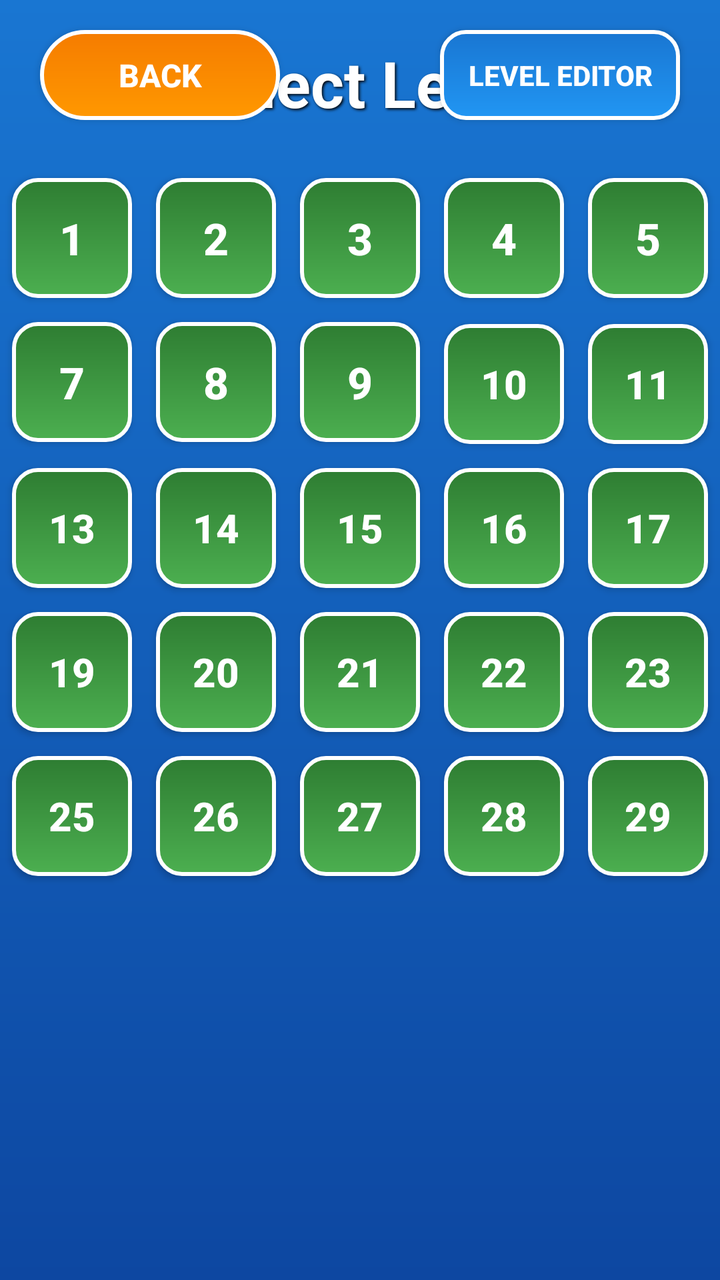
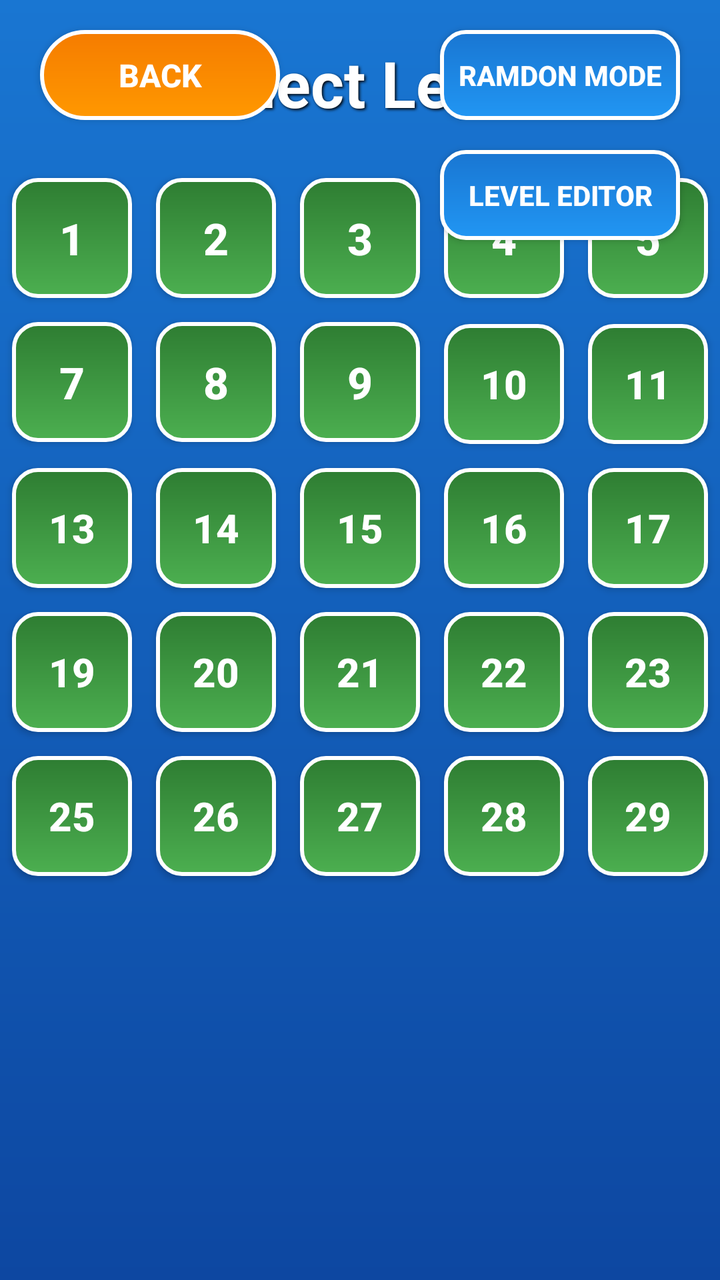

The first picture is an Android layout as it rendered before a commit; the second is the same layout after the commit. The layout source and the unified diff follow.
<!-- AndroidManifest.xml: activity theme Theme.SuperMario -->
<!-- res/layout/activity_level_select.xml -->
<?xml version="1.0" encoding="utf-8"?>
<RelativeLayout xmlns:android="http://schemas.android.com/apk/res/android"
    android:layout_width="match_parent"
    android:layout_height="match_parent"
    android:background="@drawable/welcome_background">

    
    <Button
        android:id="@+id/backButton"
        android:layout_width="120dp"
        android:layout_height="45dp"
        android:layout_alignParentLeft="true"
        android:layout_marginLeft="20dp"
        android:layout_marginTop="15dp"
        android:text="BACK"
        android:textSize="16sp"
        android:textStyle="bold"
        android:textColor="#FFFFFF"
        android:background="@drawable/button_background_secondary"
        android:elevation="4dp"/>

    
    <Button
        android:id="@+id/editorButton"
        android:layout_width="120dp"
        android:layout_height="45dp"
        android:layout_alignParentRight="true"
        android:layout_marginRight="20dp"
        android:layout_marginTop="15dp"
        android:text="LEVEL EDITOR"
        android:textSize="14sp"
        android:textStyle="bold"
        android:textColor="#FFFFFF"
        android:background="@drawable/button_background_primary"
        android:elevation="4dp"/>

    
    <TextView
        android:id="@+id/titleText"
        android:layout_width="wrap_content"
        android:layout_height="wrap_content"
        android:layout_centerHorizontal="true"
        android:layout_marginTop="20dp"
        android:text="Select Level"
        android:textSize="32sp"
        android:textStyle="bold"
        android:textColor="#FFFFFF"
        android:shadowColor="#000000"
        android:shadowDx="2"
        android:shadowDy="2"
        android:shadowRadius="3"/>

    
    <ScrollView
        android:id="@+id/scrollView"
        android:layout_width="match_parent"
        android:layout_height="match_parent"
        android:layout_below="@id/titleText"
        android:fillViewport="false"
        android:overScrollMode="always"
        android:scrollbars="vertical">

        
        <LinearLayout
            android:layout_width="wrap_content"
            android:layout_height="wrap_content"
            android:layout_gravity="center_horizontal"
            android:orientation="vertical">

            <GridLayout
                android:id="@+id/levelGrid"
                android:layout_width="wrap_content"
                android:layout_height="wrap_content"
                android:layout_gravity="center_horizontal"
                android:layout_marginTop="20dp"
                android:columnCount="6"
                android:rowCount="5"
                android:alignmentMode="alignMargins"
                android:useDefaultMargins="false">

                
                <Button
                    android:id="@+id/level1Button"
                    android:layout_width="60dp"
                    android:layout_height="60dp"
                    android:layout_margin="6dp"
                    android:text="1"
                    android:textSize="22sp"
                    android:textStyle="bold"
                    android:textColor="#FFFFFF"
                    android:background="@drawable/button_background"
                    android:elevation="4dp"/>

                <Button
                    android:id="@+id/level2Button"
                    android:layout_width="60dp"
                    android:layout_height="60dp"
                    android:layout_margin="6dp"
                    android:text="2"
                    android:textSize="22sp"
                    android:textStyle="bold"
                    android:textColor="#FFFFFF"
                    android:background="@drawable/button_background"
                    android:elevation="4dp"/>

                <Button
                    android:id="@+id/level3Button"
                    android:layout_width="60dp"
                    android:layout_height="60dp"
                    android:layout_margin="6dp"
                    android:text="3"
                    android:textSize="22sp"
                    android:textStyle="bold"
                    android:textColor="#FFFFFF"
                    android:background="@drawable/button_background"
                    android:elevation="4dp"/>

                <Button
                    android:id="@+id/level4Button"
                    android:layout_width="60dp"
                    android:layout_height="60dp"
                    android:layout_margin="6dp"
                    android:text="4"
                    android:textSize="22sp"
                    android:textStyle="bold"
                    android:textColor="#FFFFFF"
                    android:background="@drawable/button_background"
                    android:elevation="4dp"/>

                <Button
                    android:id="@+id/level5Button"
                    android:layout_width="60dp"
                    android:layout_height="60dp"
                    android:layout_margin="6dp"
                    android:text="5"
                    android:textSize="22sp"
                    android:textStyle="bold"
                    android:textColor="#FFFFFF"
                    android:background="@drawable/button_background"
                    android:elevation="4dp"/>

                <Button
                    android:id="@+id/level6Button"
                    android:layout_width="60dp"
                    android:layout_height="60dp"
                    android:layout_margin="6dp"
                    android:text="6"
                    android:textSize="22sp"
                    android:textStyle="bold"
                    android:textColor="#FFFFFF"
                    android:background="@drawable/button_background"
                    android:elevation="4dp"/>

                
                <Button
                    android:id="@+id/level7Button"
                    android:layout_width="60dp"
                    android:layout_height="60dp"
                    android:layout_margin="6dp"
                    android:text="7"
                    android:textSize="22sp"
                    android:textStyle="bold"
                    android:textColor="#FFFFFF"
                    android:background="@drawable/button_background"
                    android:elevation="4dp"/>

                <Button
                    android:id="@+id/level8Button"
                    android:layout_width="60dp"
                    android:layout_height="60dp"
                    android:layout_margin="6dp"
                    android:text="8"
                    android:textSize="22sp"
                    android:textStyle="bold"
                    android:textColor="#FFFFFF"
                    android:background="@drawable/button_background"
                    android:elevation="4dp"/>

                <Button
                    android:id="@+id/level9Button"
                    android:layout_width="60dp"
                    android:layout_height="60dp"
                    android:layout_margin="6dp"
                    android:text="9"
                    android:textSize="22sp"
                    android:textStyle="bold"
                    android:textColor="#FFFFFF"
                    android:background="@drawable/button_background"
                    android:elevation="4dp"/>

                <Button
                    android:id="@+id/level10Button"
                    android:layout_width="60dp"
                    android:layout_height="60dp"
                    android:layout_margin="6dp"
                    android:text="10"
                    android:textSize="20sp"
                    android:textStyle="bold"
                    android:textColor="#FFFFFF"
                    android:background="@drawable/button_background"
                    android:elevation="4dp"/>

                <Button
                    android:id="@+id/level11Button"
                    android:layout_width="60dp"
                    android:layout_height="60dp"
                    android:layout_margin="6dp"
                    android:text="11"
                    android:textSize="20sp"
                    android:textStyle="bold"
                    android:textColor="#FFFFFF"
                    android:background="@drawable/button_background"
                    android:elevation="4dp"/>

                <Button
                    android:id="@+id/level12Button"
                    android:layout_width="60dp"
                    android:layout_height="60dp"
                    android:layout_margin="6dp"
                    android:text="12"
                    android:textSize="20sp"
                    android:textStyle="bold"
                    android:textColor="#FFFFFF"
                    android:background="@drawable/button_background"
                    android:elevation="4dp"/>

                
                <Button
                    android:id="@+id/level13Button"
                    android:layout_width="60dp"
                    android:layout_height="60dp"
                    android:layout_margin="6dp"
                    android:text="13"
                    android:textSize="20sp"
                    android:textStyle="bold"
                    android:textColor="#FFFFFF"
                    android:background="@drawable/button_background"
                    android:elevation="4dp"/>

                <Button
                    android:id="@+id/level14Button"
                    android:layout_width="60dp"
                    android:layout_height="60dp"
                    android:layout_margin="6dp"
                    android:text="14"
                    android:textSize="20sp"
                    android:textStyle="bold"
                    android:textColor="#FFFFFF"
                    android:background="@drawable/button_background"
                    android:elevation="4dp"/>

                <Button
                    android:id="@+id/level15Button"
                    android:layout_width="60dp"
                    android:layout_height="60dp"
                    android:layout_margin="6dp"
                    android:text="15"
                    android:textSize="20sp"
                    android:textStyle="bold"
                    android:textColor="#FFFFFF"
                    android:background="@drawable/button_background"
                    android:elevation="4dp"/>

                <Button
                    android:id="@+id/level16Button"
                    android:layout_width="60dp"
                    android:layout_height="60dp"
                    android:layout_margin="6dp"
                    android:text="16"
                    android:textSize="20sp"
                    android:textStyle="bold"
                    android:textColor="#FFFFFF"
                    android:background="@drawable/button_background"
                    android:elevation="4dp"/>

                <Button
                    android:id="@+id/level17Button"
                    android:layout_width="60dp"
                    android:layout_height="60dp"
                    android:layout_margin="6dp"
                    android:text="17"
                    android:textSize="20sp"
                    android:textStyle="bold"
                    android:textColor="#FFFFFF"
                    android:background="@drawable/button_background"
                    android:elevation="4dp"/>

                <Button
                    android:id="@+id/level18Button"
                    android:layout_width="60dp"
                    android:layout_height="60dp"
                    android:layout_margin="6dp"
                    android:text="18"
                    android:textSize="20sp"
                    android:textStyle="bold"
                    android:textColor="#FFFFFF"
                    android:background="@drawable/button_background"
                    android:elevation="4dp"/>

                
                <Button
                    android:id="@+id/level19Button"
                    android:layout_width="60dp"
                    android:layout_height="60dp"
                    android:layout_margin="6dp"
                    android:text="19"
                    android:textSize="20sp"
                    android:textStyle="bold"
                    android:textColor="#FFFFFF"
                    android:background="@drawable/button_background"
                    android:elevation="4dp"/>

                <Button
                    android:id="@+id/level20Button"
                    android:layout_width="60dp"
                    android:layout_height="60dp"
                    android:layout_margin="6dp"
                    android:text="20"
                    android:textSize="20sp"
                    android:textStyle="bold"
                    android:textColor="#FFFFFF"
                    android:background="@drawable/button_background"
                    android:elevation="4dp"/>

                <Button
                    android:id="@+id/level21Button"
                    android:layout_width="60dp"
                    android:layout_height="60dp"
                    android:layout_margin="6dp"
                    android:text="21"
                    android:textSize="20sp"
                    android:textStyle="bold"
                    android:textColor="#FFFFFF"
                    android:background="@drawable/button_background"
                    android:elevation="4dp"/>

                <Button
                    android:id="@+id/level22Button"
                    android:layout_width="60dp"
                    android:layout_height="60dp"
                    android:layout_margin="6dp"
                    android:text="22"
                    android:textSize="20sp"
                    android:textStyle="bold"
                    android:textColor="#FFFFFF"
                    android:background="@drawable/button_background"
                    android:elevation="4dp"/>

                <Button
                    android:id="@+id/level23Button"
                    android:layout_width="60dp"
                    android:layout_height="60dp"
                    android:layout_margin="6dp"
                    android:text="23"
                    android:textSize="20sp"
                    android:textStyle="bold"
                    android:textColor="#FFFFFF"
                    android:background="@drawable/button_background"
                    android:elevation="4dp"/>

                <Button
                    android:id="@+id/level24Button"
                    android:layout_width="60dp"
                    android:layout_height="60dp"
                    android:layout_margin="6dp"
                    android:text="24"
                    android:textSize="20sp"
                    android:textStyle="bold"
                    android:textColor="#FFFFFF"
                    android:background="@drawable/button_background"
                    android:elevation="4dp"/>

                
                <Button
                    android:id="@+id/level25Button"
                    android:layout_width="60dp"
                    android:layout_height="60dp"
                    android:layout_margin="6dp"
                    android:text="25"
                    android:textSize="20sp"
                    android:textStyle="bold"
                    android:textColor="#FFFFFF"
                    android:background="@drawable/button_background"
                    android:elevation="4dp"/>

                <Button
                    android:id="@+id/level26Button"
                    android:layout_width="60dp"
                    android:layout_height="60dp"
                    android:layout_margin="6dp"
                    android:text="26"
                    android:textSize="20sp"
                    android:textStyle="bold"
                    android:textColor="#FFFFFF"
                    android:background="@drawable/button_background"
                    android:elevation="4dp"/>

                <Button
                    android:id="@+id/level27Button"
                    android:layout_width="60dp"
                    android:layout_height="60dp"
                    android:layout_margin="6dp"
                    android:text="27"
                    android:textSize="20sp"
                    android:textStyle="bold"
                    android:textColor="#FFFFFF"
                    android:background="@drawable/button_background"
                    android:elevation="4dp"/>

                <Button
                    android:id="@+id/level28Button"
                    android:layout_width="60dp"
                    android:layout_height="60dp"
                    android:layout_margin="6dp"
                    android:text="28"
                    android:textSize="20sp"
                    android:textStyle="bold"
                    android:textColor="#FFFFFF"
                    android:background="@drawable/button_background"
                    android:elevation="4dp"/>

                <Button
                    android:id="@+id/level29Button"
                    android:layout_width="60dp"
                    android:layout_height="60dp"
                    android:layout_margin="6dp"
                    android:text="29"
                    android:textSize="20sp"
                    android:textStyle="bold"
                    android:textColor="#FFFFFF"
                    android:background="@drawable/button_background"
                    android:elevation="4dp"/>

                <Button
                    android:id="@+id/level30Button"
                    android:layout_width="60dp"
                    android:layout_height="60dp"
                    android:layout_margin="6dp"
                    android:text="30"
                    android:textSize="20sp"
                    android:textStyle="bold"
                    android:textColor="#FFFFFF"
                    android:background="@drawable/button_background"
                    android:elevation="4dp"/>

            </GridLayout>

            
            <View
                android:layout_width="1dp"
                android:layout_height="30dp"/>

        </LinearLayout>

    </ScrollView>

</RelativeLayout>
<!-- resources referenced by this layout -->
<resources>
  <!-- drawable button_background (drawable) -->
  <?xml version="1.0" encoding="utf-8"?>
  <shape xmlns:android="http://schemas.android.com/apk/res/android"
      android:shape="rectangle">
      
      
      <gradient
          android:startColor="#4CAF50"
          android:endColor="#2E7D32"
          android:angle="90"/>
      
      
      <corners android:radius="12dp"/>
      
      
      <stroke
          android:width="2dp"
          android:color="#FFFFFF"/>
      
      
      <padding
          android:left="8dp"
          android:top="4dp"
          android:right="8dp"
          android:bottom="4dp"/>
  </shape>
  <!-- drawable button_background_primary (drawable) -->
  <?xml version="1.0" encoding="utf-8"?>
  <shape xmlns:android="http://schemas.android.com/apk/res/android"
      android:shape="rectangle">
  
      
      <gradient
          android:startColor="#2196F3"
          android:endColor="#1976D2"
          android:angle="90"/>
  
      
      <corners android:radius="12dp"/>
  
      
      <stroke
          android:width="2dp"
          android:color="#FFFFFF"/>
  
      
      <padding
          android:left="8dp"
          android:top="4dp"
          android:right="8dp"
          android:bottom="4dp"/>
  </shape>
  <!-- drawable button_background_secondary (drawable) -->
  <?xml version="1.0" encoding="utf-8"?>
  <shape xmlns:android="http://schemas.android.com/apk/res/android"
      android:shape="rectangle">
      
      
      <gradient
          android:startColor="#FF9800"
          android:endColor="#F57C00"
          android:angle="90"/>
      
      
      <corners android:radius="25dp"/>
      
      
      <stroke
          android:width="2dp"
          android:color="#FFFFFF"/>
      
      
      <padding
          android:left="16dp"
          android:top="8dp"
          android:right="16dp"
          android:bottom="8dp"/>
  </shape>
  <!-- drawable welcome_background (drawable) -->
  <?xml version="1.0" encoding="utf-8"?>
  <shape xmlns:android="http://schemas.android.com/apk/res/android"
      android:shape="rectangle">
      
      
      <gradient
          android:startColor="#1976D2"
          android:endColor="#0D47A1"
          android:angle="270"/>
  </shape>
  <style name="Theme.SuperMario" parent="Theme.AppCompat.NoActionBar">
          <item name="android:windowFullscreen">true</item>
          <item name="android:windowContentOverlay">@null</item>
      </style>
</resources>

<!-- the commit's change to res/layout/activity_level_select.xml (unified diff, before → after) -->
@@ -21,9 +21,25 @@
 
     
     <Button
+        android:id="@+id/ramdonModeButton"
+        android:layout_width="120dp"
+        android:layout_height="45dp"
+        android:layout_alignParentRight="true"
+        android:layout_marginRight="20dp"
+        android:layout_marginTop="15dp"
+        android:text="RAMDON MODE"
+        android:textSize="14sp"
+        android:textStyle="bold"
+        android:textColor="#FFFFFF"
+        android:background="@drawable/button_background_primary"
+        android:elevation="4dp"/>
+
+    
+    <Button
         android:id="@+id/editorButton"
         android:layout_width="120dp"
         android:layout_height="45dp"
+        android:layout_below="@id/ramdonModeButton"
         android:layout_alignParentRight="true"
         android:layout_marginRight="20dp"
         android:layout_marginTop="15dp"
